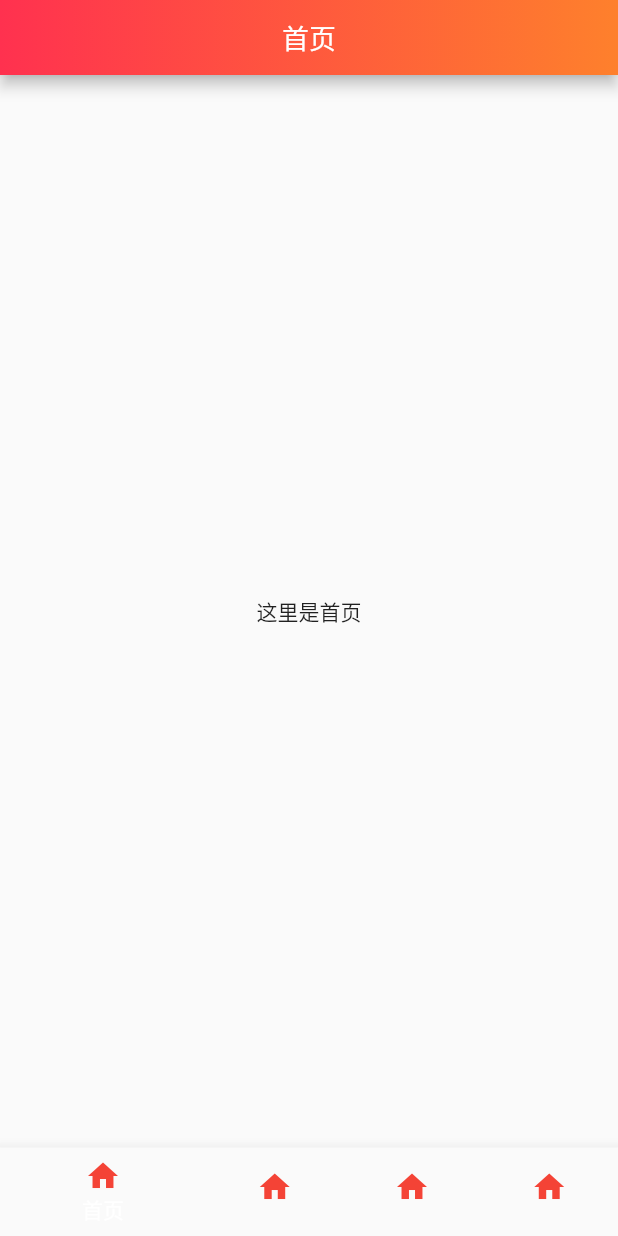
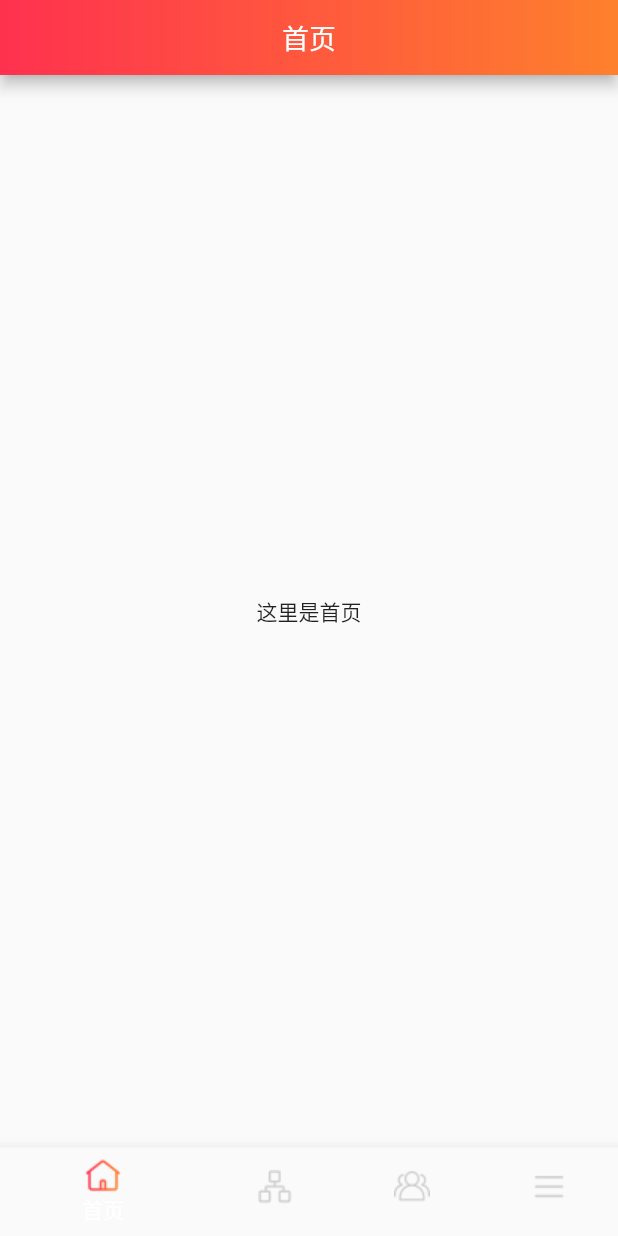
Before and after one commit to wangrui52/wanAndroidFlutter, a Flutter app: the screen it shows after launch, on a phone screen of 412 x 824 dp. Run offline on Flutter 3.47's test engine with Material 2 defaults, Android fonts, the phone set to English and light mode, and no system bars.

Commit message:
提交导航栏图标设置

```diff
--- a/lib/main.dart
+++ b/lib/main.dart
@@ -53,38 +53,30 @@ class _BottomMenuState extends State<BottomMenu> {
         bottomNavigationBar: BottomNavigationBar(
           items: [
             BottomNavigationBarItem(
-              icon: Icon(
-                Icons.home,
-                color: Colors.red,
-              ),
+              activeIcon: Image.asset("images/home.png"),
+              icon: Image.asset("images/home_active.png"),
               title: Text(
                 "首页",
                 style: TextStyle(color: Colors.red),
               ),
             ),
             BottomNavigationBarItem(
-                icon: Icon(
-                  Icons.home,
-                  color: Colors.red,
-                ),
+                activeIcon: Image.asset("images/knowledge.png"),
+                icon: Image.asset("images/knowledge_active.png"),
                 title: Text(
                   "知识体系",
                   style: TextStyle(color: Colors.red),
                 )),
             BottomNavigationBarItem(
-                icon: Icon(
-                  Icons.home,
-                  color: Colors.red,
-                ),
+                activeIcon: Image.asset("images/public.png"),
+                icon: Image.asset("images/public_active.png"),
                 title: Text(
                   "公众号",
                   style: TextStyle(color: Colors.red),
                 )),
             BottomNavigationBarItem(
-                icon: Icon(
-                  Icons.home,
-                  color: Colors.red,
-                ),
+                activeIcon: Image.asset("images/navigation.png"),
+                icon: Image.asset("images/navigation_active.png"),
                 title: Text(
                   "导航",
                   style: TextStyle(color: Colors.red),
```
Also changed, not shown: pubspec.yaml (+9 -3 lines).
